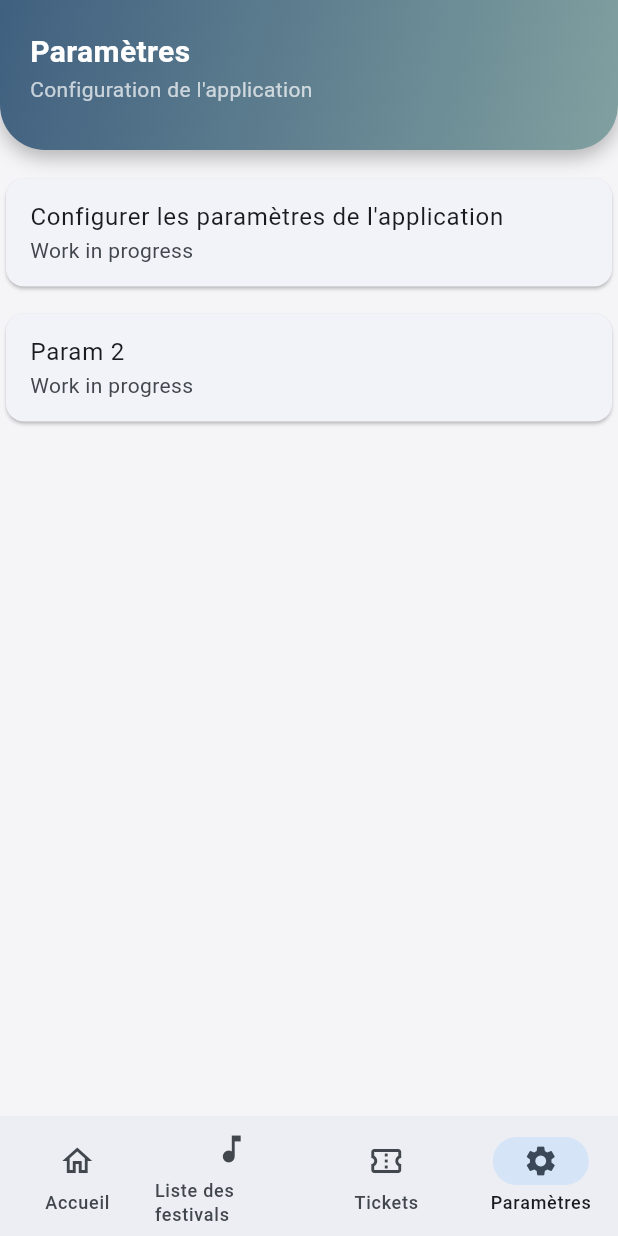
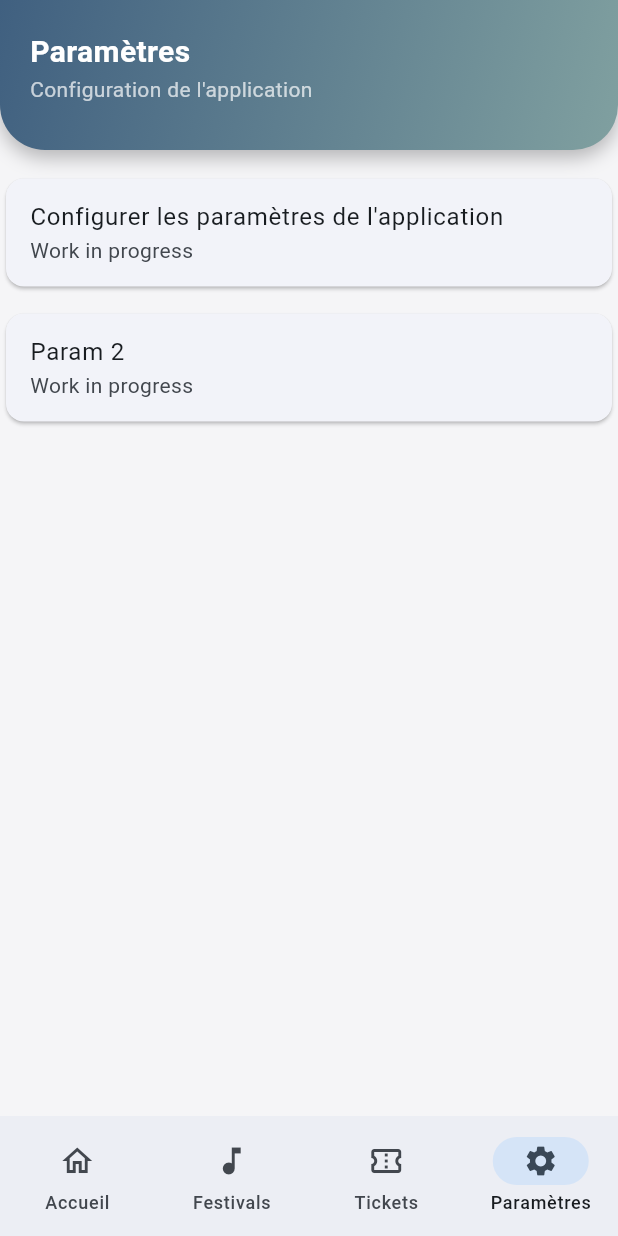
Before and after one commit to jemenard/ap4mobile, a Flutter app: the screen it shows after launch, item 4 of the bottom bar chosen, on a phone screen of 412 x 824 dp. Run offline on Flutter 3.47's test engine with Material 3 defaults, Android fonts, the phone set to English and light mode, and no system bars; our stand-ins replace carousel_slider; missing offline and left inert: mysql_client.

Commit message:
liste  et verif des festival mis en place.

```diff
--- a/app_calson/lib/main.dart
+++ b/app_calson/lib/main.dart
@@ -93,7 +93,7 @@ class _MyHomePageState extends State<MyHomePage> {
           ),
           NavigationDestination(
             icon: Icon(Icons.music_note),
-            label: 'Liste des festivals',
+            label: 'Festivals',
           ),
           NavigationDestination(
             icon: Icon(Icons.confirmation_number_outlined),
--- a/app_calson/lib/widgets/afficher_info.dart
+++ b/app_calson/lib/widgets/afficher_info.dart
@@ -67,6 +67,12 @@ class AfficherInfo extends StatelessWidget {
                 ],
               ),
             ),
+            ElevatedButton(
+              onPressed: () {
+                // TODO: Add action for button
+              },
+              child: const Text("Acheter"),
+            ),
           ],
         ),
       ),
--- a/app_calson/lib/widgets/festival_item.dart
+++ b/app_calson/lib/widgets/festival_item.dart
@@ -13,7 +13,7 @@ class FestivalItem extends StatelessWidget {
   Widget build(BuildContext context) {
     return Container(
       padding: const EdgeInsets.all(2),
-      height: 100, // Reduced height slightly since no image
+      // height: 100, // Removed to let content determine height
       child: Card(
         elevation: 3,
         child: Padding(
```
